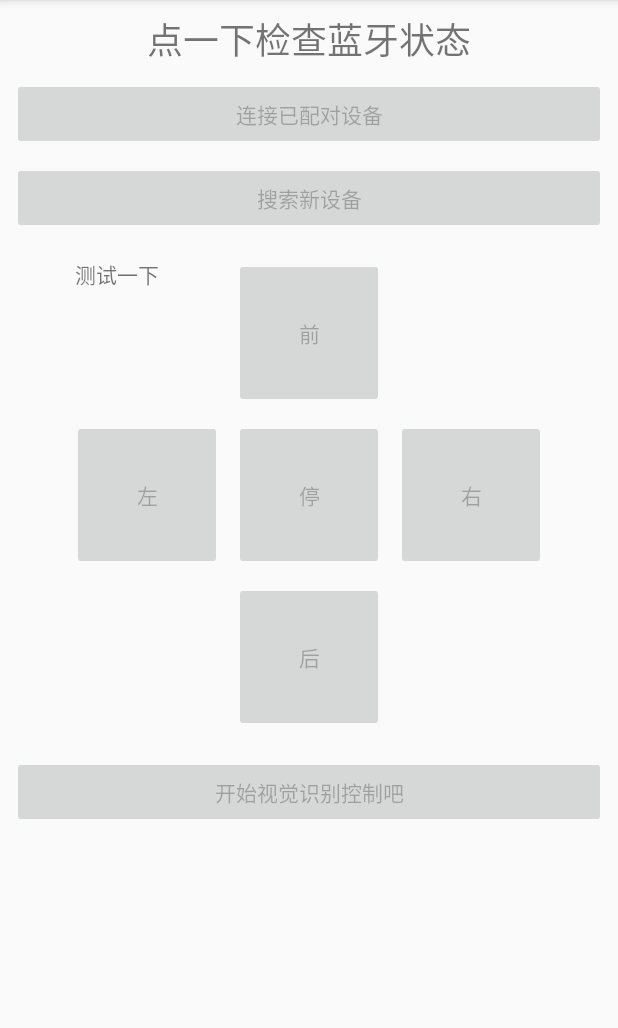
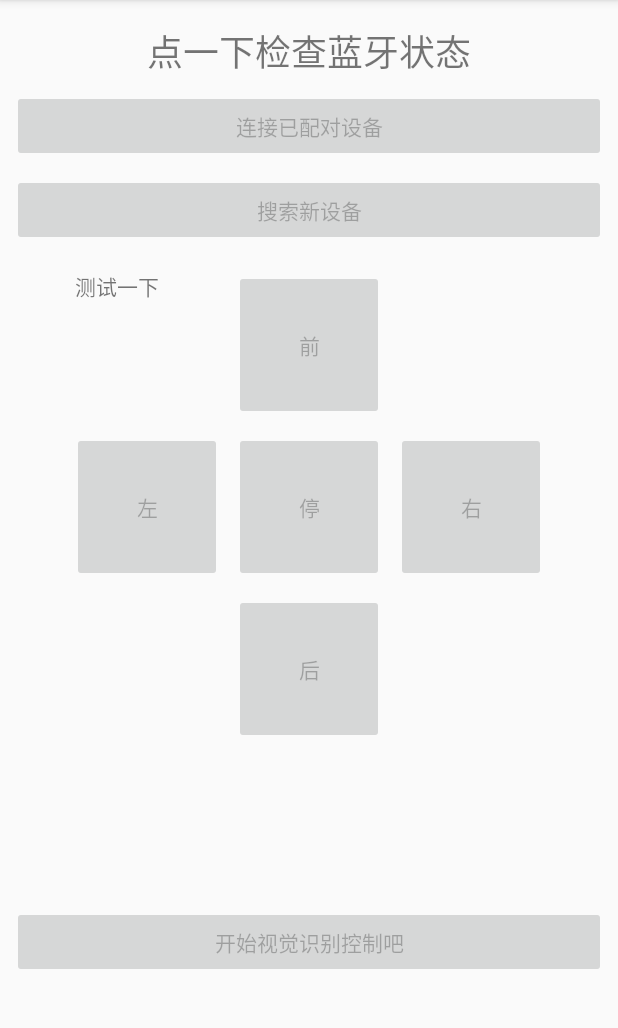
Before and after one commit to SixAntelopes/visual_control_by_bluetooth, an Android app: the screen it shows after launch (MainActivity), on a phone screen of 412 x 824 dp, the part 84-1112 px from its top. Run offline under Robolectric (Android 15) with nearby library versions, the phone set to English and light mode, and no system bars.

Commit message:
算法改改良

```diff
--- a/app/src/main/res/layout/fragment_main.xml
+++ b/app/src/main/res/layout/fragment_main.xml
@@ -10,7 +10,7 @@
         android:layout_width="wrap_content"
         android:layout_height="wrap_content"
         android:layout_marginStart="8dp"
-        android:layout_marginTop="8dp"
+        android:layout_marginTop="16dp"
         android:layout_marginEnd="8dp"
         android:text="点一下检查蓝牙状态"
         android:textSize="24sp"
@@ -117,23 +117,25 @@
         android:layout_marginStart="8dp"
         android:layout_marginTop="8dp"
         android:layout_marginEnd="8dp"
+        android:enabled="false"
         android:text="后"
         app:layout_constraintEnd_toEndOf="parent"
         app:layout_constraintStart_toStartOf="parent"
-        app:layout_constraintTop_toBottomOf="@+id/stop"
-        android:enabled="false"/>
+        app:layout_constraintTop_toBottomOf="@+id/stop" />
 
     <Button
         android:id="@+id/start_visual_control"
         android:layout_width="0dp"
         android:layout_height="wrap_content"
         android:layout_marginStart="8dp"
-        android:layout_marginTop="16dp"
+        android:layout_marginTop="8dp"
         android:layout_marginEnd="8dp"
+        android:layout_marginBottom="16dp"
+        android:enabled="false"
         android:text="开始视觉识别控制吧"
+        app:layout_constraintBottom_toBottomOf="parent"
         app:layout_constraintEnd_toEndOf="parent"
         app:layout_constraintStart_toStartOf="parent"
-        app:layout_constraintTop_toBottomOf="@+id/back"
-        android:enabled="false"/>
+        app:layout_constraintTop_toBottomOf="@+id/back" />
 
 </android.support.constraint.ConstraintLayout>
```
Also changed, not shown: app/src/main/java/com/bignerdranch/android/visual_control_by_bluetooth/Utils.java (+5 -6 lines), app/src/main/res/drawable/round_inco.xml (added, +19 -0 lines), app/src/main/res/layout/other_thing.xml (added, +50 -0 lines).
